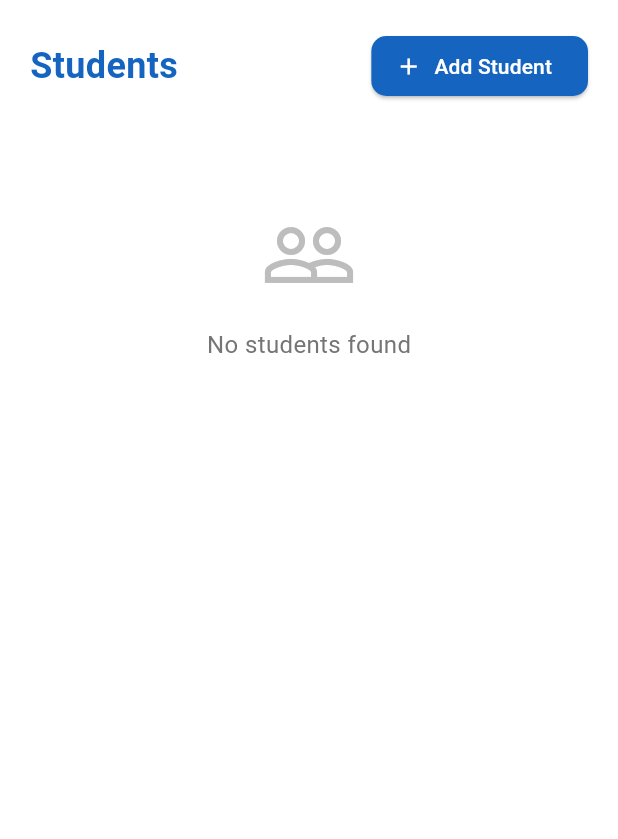
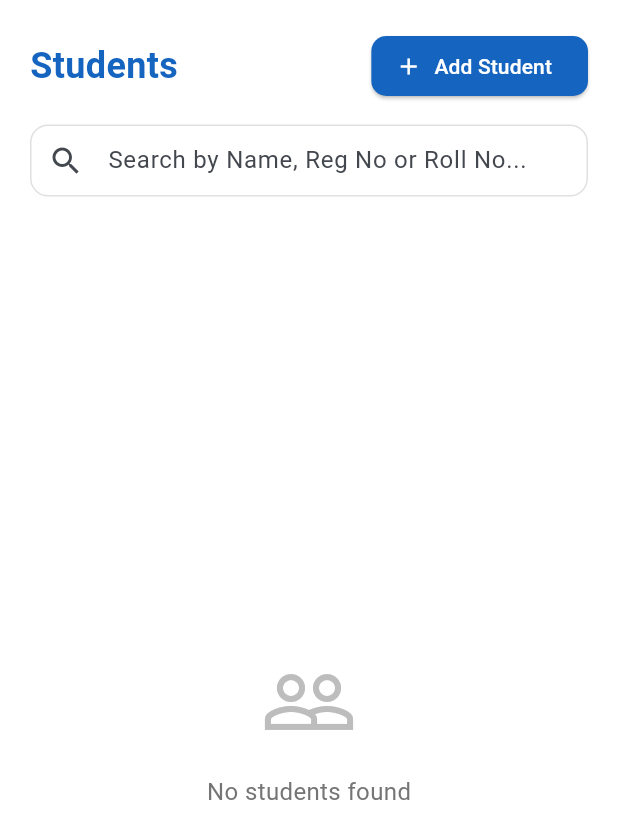
Before and after one commit to JannatulTanzela/i-ems-system, a Flutter app: the AdminStudentsPage screen opened directly, on a phone screen of 412 x 824 dp. Shown: the top 839 px of the screen. Run offline on Flutter 3.47's test engine with Material 3 defaults, Android fonts, the light colour scheme and no system bars; our stand-ins replace supabase_flutter; accounts and stored records are empty.

Commit message:
gmail_auth_con

```diff
--- a/lib/pages/admin/admin_students_page.dart
+++ b/lib/pages/admin/admin_students_page.dart
@@ -10,8 +10,10 @@ class AdminStudentsPage extends StatefulWidget {
 
 class _AdminStudentsPageState extends State<AdminStudentsPage> {
   final SupabaseClient _supabase = Supabase.instance.client;
-  List<Map<String, dynamic>> _students = [];
+  List<Map<String, dynamic>> _allStudents = [];
+  List<Map<String, dynamic>> _filteredStudents = [];
   bool _isLoading = true;
+  final TextEditingController _searchController = TextEditingController();
 
   @override
   void initState() {
@@ -19,21 +21,50 @@ class _AdminStudentsPageState extends State<AdminStudentsPage> {
     _fetchStudents();
   }
 
+  @override
+  void dispose() {
+    _searchController.dispose();
+    super.dispose();
+  }
+
   Future<void> _fetchStudents() async {
+    if (!mounted) return;
     setState(() => _isLoading = true);
     try {
       final response = await _supabase.from('students').select(
         '*, profiles:user_id(email, full_name, username)',
       ).order('created_at', ascending: false);
 
+      if (!mounted) return;
       setState(() {
-        _students = List<Map<String, dynamic>>.from(response);
+        _allStudents = List<Map<String, dynamic>>.from(response);
+        _filterStudents(_searchController.text);
         _isLoading = false;
       });
     } catch (e) {
+      debugPrint('Fetch Error: $e');
       _showError('Failed to load students: $e');
-      setState(() => _isLoading = false);
+      if (mounted) setState(() => _isLoading = false);
     }
+  }
+
+  void _filterStudents(String query) {
+    setState(() {
+      if (query.isEmpty) {
+        _filteredStudents = _allStudents;
+      } else {
+        _filteredStudents = _allStudents.where((student) {
+          final fullName = (student['profiles']?['full_name'] ?? '').toString().toLowerCase();
+          final regNo = (student['registration_number'] ?? '').toString().toLowerCase();
+          final rollNo = (student['roll_number'] ?? '').toString().toLowerCase();
+          final searchLower = query.toLowerCase();
+
+          return fullName.contains(searchLower) ||
+                 regNo.contains(searchLower) ||
+                 rollNo.contains(searchLower);
+        }).toList();
+      }
+    });
   }
 
   void _showError(String message) {
@@ -56,18 +87,12 @@ class _AdminStudentsPageState extends State<AdminStudentsPage> {
       builder: (context) => _StudentFormDialog(
         onSubmit: (data) async {
           try {
-            // Note: signUp will sign out the current user and sign in the new one
-            // unless 'emailConfirm' is enabled and we handle it, or we use a custom function.
-            // For this project, we assume the Supabase config allows this or it's handled via Edge Functions.
-            // A better way would be using a service role, but that's not safe on client.
-
             final authResponse = await _supabase.auth.signUp(
               email: data['email'],
               password: data['password'],
             );
 
             if (authResponse.user != null) {
-              // Create profile
               await _supabase.from('profiles').insert({
                 'id': authResponse.user!.id,
                 'email': data['email'],
@@ -76,7 +101,6 @@ class _AdminStudentsPageState extends State<AdminStudentsPage> {
                 'username': data['username'],
               });
 
-              // Create student record
               await _supabase.from('students').insert({
                 'user_id': authResponse.user!.id,
                 'registration_number': data['registration_number'],
@@ -107,13 +131,11 @@ class _AdminStudentsPageState extends State<AdminStudentsPage> {
         student: student,
         onSubmit: (data) async {
           try {
-            // Update profile
             await _supabase.from('profiles').update({
               'full_name': data['full_name'],
               'username': data['username'],
             }).eq('id', student['user_id']);
 
-            // Update student record
             await _supabase.from('students').update({
               'registration_number': data['registration_number'],
               'roll_number': data['roll_number'],
@@ -148,11 +170,7 @@ class _AdminStudentsPageState extends State<AdminStudentsPage> {
           ElevatedButton(
             onPressed: () async {
               try {
-                // Delete from students table first
                 await _supabase.from('students').delete().eq('id', studentId);
-                // Optionally delete from profiles if cascading is not set
-                // await _supabase.from('profiles').delete().eq('id', userId);
-
                 _showSuccess('Student deleted successfully!');
                 _fetchStudents();
                 if (mounted) Navigator.pop(context);
@@ -171,11 +189,12 @@ class _AdminStudentsPageState extends State<AdminStudentsPage> {
   @override
   Widget build(BuildContext context) {
     return Scaffold(
-      backgroundColor: Colors.transparent, // Let the parent handle background
+      backgroundColor: Colors.transparent,
       body: RefreshIndicator(
         onRefresh: _fetchStudents,
-        child: SingleChildScrollView(
-          physics: const AlwaysScrollableScrollPhysics(),
+        child: Column(
+          children: [
+            Padding(
               padding: const EdgeInsets.all(20),
               child: Column(
                 crossAxisAlignment: CrossAxisAlignment.start,
@@ -203,39 +222,56 @@ class _AdminStudentsPageState extends State<AdminStudentsPage> {
                       ),
                     ],
                   ),
-              const SizedBox(height: 20),
-              _isLoading
-                  ? const Center(child: Padding(
-                      padding: EdgeInsets.only(top: 50.0),
-                      child: CircularProgressIndicator(),
-                    ))
-                  : _students.isEmpty
+                  const SizedBox(height: 15),
+                  TextField(
+                    controller: _searchController,
+                    onChanged: _filterStudents,
+                    decoration: InputDecoration(
+                      hintText: 'Search by Name, Reg No or Roll No...',
+                      prefixIcon: const Icon(Icons.search),
+                      border: OutlineInputBorder(
+                        borderRadius: BorderRadius.circular(12),
+                        borderSide: BorderSide(color: Colors.grey.shade300),
+                      ),
+                      enabledBorder: OutlineInputBorder(
+                        borderRadius: BorderRadius.circular(12),
+                        borderSide: BorderSide(color: Colors.grey.shade300),
+                      ),
+                      filled: true,
+                      fillColor: Colors.white,
+                      contentPadding: const EdgeInsets.symmetric(vertical: 0),
+                    ),
+                  ),
+                ],
+              ),
+            ),
+            Expanded(
+              child: _isLoading
+                  ? const Center(child: CircularProgressIndicator())
+                  : _filteredStudents.isEmpty
                       ? Center(
-                          child: Padding(
-                            padding: const EdgeInsets.only(top: 50.0),
                           child: Column(
+                            mainAxisAlignment: MainAxisAlignment.center,
                             children: [
                               Icon(Icons.people_outline, size: 64, color: Colors.grey.shade400),
                               const SizedBox(height: 16),
                               Text(
-                                  'No students found',
+                                _allStudents.isEmpty ? 'No students found' : 'No matching students',
                                 style: TextStyle(color: Colors.grey.shade600, fontSize: 16),
                               ),
                             ],
                           ),
-                          ),
                         )
                       : ListView.builder(
-                          shrinkWrap: true,
-                          physics: const NeverScrollableScrollPhysics(),
-                          itemCount: _students.length,
+                          padding: const EdgeInsets.symmetric(horizontal: 20),
+                          itemCount: _filteredStudents.length,
                           itemBuilder: (context, index) {
-                            final student = _students[index];
+                            final student = _filteredStudents[index];
                             return _buildStudentCard(student);
                           },
                         ),
+            ),
           ],
-          ),
         ),
       ),
     );
@@ -476,12 +512,15 @@ class _StudentFormDialogState extends State<_StudentFormDialog> {
           ),
           contentPadding: const EdgeInsets.symmetric(horizontal: 12, vertical: 12),
         ),
-        validator: required ? (value) {
-          if (value == null || value.isEmpty) {
+        validator: (value) {
+          if (required && (value == null || value.isEmpty)) {
             return 'Please enter $label';
           }
+          if (isPassword && value != null && value.isNotEmpty && value.length < 6) {
+            return 'Password must be at least 6 characters';
+          }
           return null;
-        } : null,
+        },
       ),
     );
   }
```
Also changed, not shown: lib/pages/admin/admin_teachers_page.dart (+6 -3 lines), lib/pages/home_page.dart (+22 -0 lines), lib/pages/login_page.dart (+6 -1 lines). Lines whose indentation alone changed are shown as unchanged.
